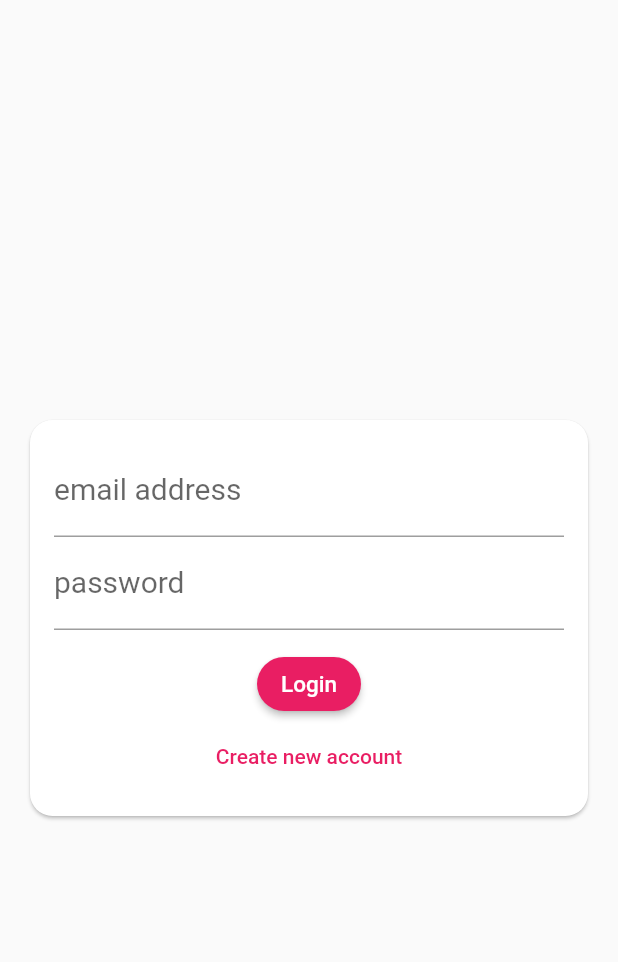
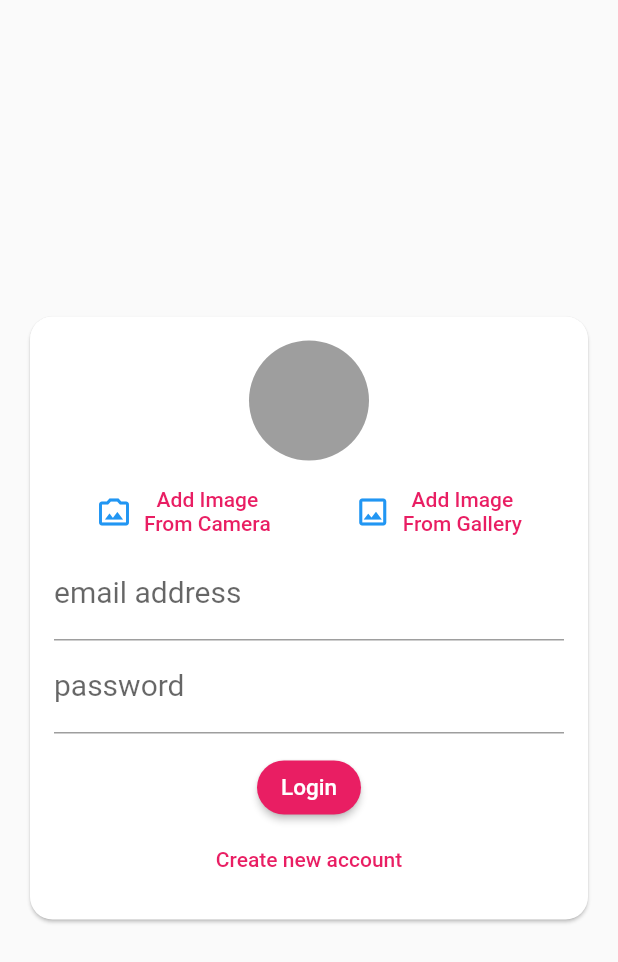
Before and after one commit to AbdArrahmanD/chat_app, a Flutter app: the screen it shows after launch, on a phone screen of 412 x 824 dp. Shown: the top 962 px of the screen. Run offline on Flutter 3.47's test engine with Material 2 defaults, Android fonts, the phone set to English and light mode, and no system bars; our stand-ins replace cloud_firestore, firebase_auth, firebase_core, image_picker; accounts and stored records are empty.

Commit message:
finish image Picker

```diff
--- a/lib/widgets/auth_form.dart
+++ b/lib/widgets/auth_form.dart
@@ -1,3 +1,6 @@
+import 'dart:io';
+
+import 'package:chat_app/widgets/pickers/image_picker.dart';
 import 'package:flutter/material.dart';
 
 class AuthForm extends StatefulWidget {
@@ -25,6 +28,11 @@ class _AuthFormState extends State<AuthForm> {
   String password = '';
   String userName = '';
   bool isLogin = true;
+  File? userImageFile;
+  void pickedImage(File pickedImage) {
+    userImageFile = pickedImage;
+  }
+
   @override
   Widget build(BuildContext context) {
     return Center(
@@ -38,6 +46,7 @@ class _AuthFormState extends State<AuthForm> {
             child: Column(
               mainAxisSize: MainAxisSize.min,
               children: [
+                PickImage(pickedImage),
                 TextFormField(
                   key: const ValueKey('email'),
                   validator: (val) {
@@ -134,6 +143,14 @@ class _AuthFormState extends State<AuthForm> {
   void submit() {
     FocusScope.of(context).unfocus();
     final isValid = _formKey.currentState!.validate();
+    if (userImageFile == null) {
+      // ignore: deprecated_member_use
+      Scaffold.of(context).showSnackBar(SnackBar(
+        content: const Text('Please Pick an Image'),
+        backgroundColor: Theme.of(context).errorColor,
+      ));
+      return;
+    }
     if (isValid) {
       _formKey.currentState!.save();
       print('email : $email');
--- a/lib/widgets/chats/new_messages.dart
+++ b/lib/widgets/chats/new_messages.dart
@@ -40,7 +40,7 @@ class _NewMessageState extends State<NewMessage> {
   }
 
   void sendMessage() async {
-    final currentUser = await FirebaseAuth.instance.currentUser;
+    final currentUser = FirebaseAuth.instance.currentUser;
     final userData = await FirebaseFirestore.instance
         .collection('users')
         .doc(currentUser?.uid)
--- /dev/null
+++ b/lib/widgets/pickers/image_picker.dart
@@ -0,0 +1,69 @@
+import 'dart:io';
+
+import 'package:flutter/material.dart';
+import 'package:image_picker/image_picker.dart';
+
+class PickImage extends StatefulWidget {
+  final void Function(File pickedImage) imagepickedFn;
+
+  const PickImage(
+    this.imagepickedFn, {
+    Key? key,
+  }) : super(key: key);
+
+  @override
+  _PickImageState createState() => _PickImageState();
+}
+
+class _PickImageState extends State<PickImage> {
+  File? image;
+  final ImagePicker _picker = ImagePicker();
+  void chooseImage(ImageSource src) async {
+    XFile? pickedImage = await _picker.pickImage(source: src);
+    if (pickedImage != null) {
+      setState(() {
+        image = File(pickedImage.path);
+      });
+      widget.imagepickedFn(image!);
+    } else {
+      print('No Image Selected');
+    }
+  }
+
+  @override
+  Widget build(BuildContext context) {
+    return Column(
+      children: <Widget>[
+        CircleAvatar(
+          radius: 40,
+          backgroundColor: Colors.grey,
+          backgroundImage: image != null ? FileImage(image!) : null,
+        ),
+        const SizedBox(height: 10),
+        Row(
+          mainAxisAlignment: MainAxisAlignment.spaceAround,
+          children: [
+            TextButton.icon(
+              onPressed: () => chooseImage(ImageSource.camera),
+              icon: const Icon(Icons.photo_camera_back_outlined),
+              label: Text(
+                'Add Image\nFrom Camera',
+                textAlign: TextAlign.center,
+                style: TextStyle(color: Theme.of(context).primaryColor),
+              ),
+            ),
+            TextButton.icon(
+              onPressed: () => chooseImage(ImageSource.gallery),
+              icon: const Icon(Icons.image_outlined),
+              label: Text(
+                'Add Image\nFrom Gallery',
+                textAlign: TextAlign.center,
+                style: TextStyle(color: Theme.of(context).primaryColor),
+              ),
+            ),
+          ],
+        )
+      ],
+    );
+  }
+}
--- a/pubspec.yaml
+++ b/pubspec.yaml
@@ -18,6 +18,8 @@ dependencies:
   cloud_firestore:
   firebase_core:
   firebase_auth: ^3.3.4
+  image_picker: ^0.8.3
+  firebase_storage: ^10.2.7
 
 dev_dependencies:
   flutter_test:
```
Also changed, not shown: pubspec.lock, 2 other files.
